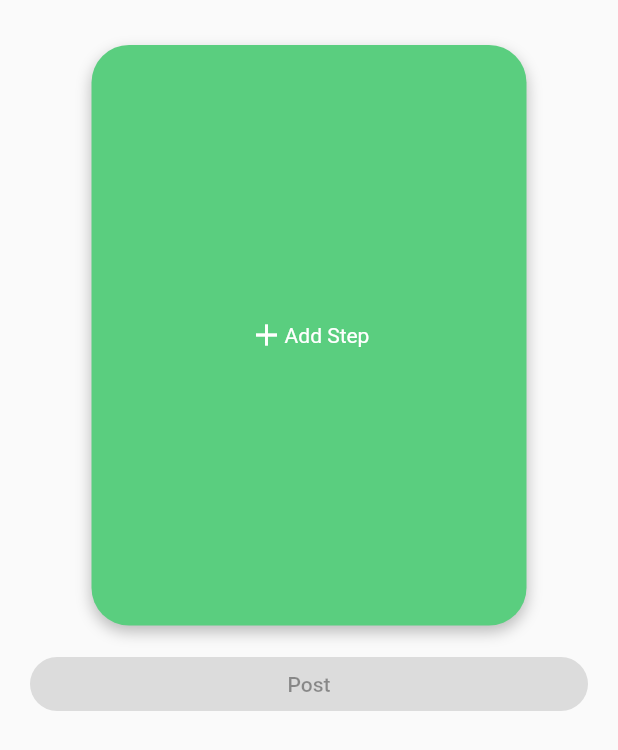
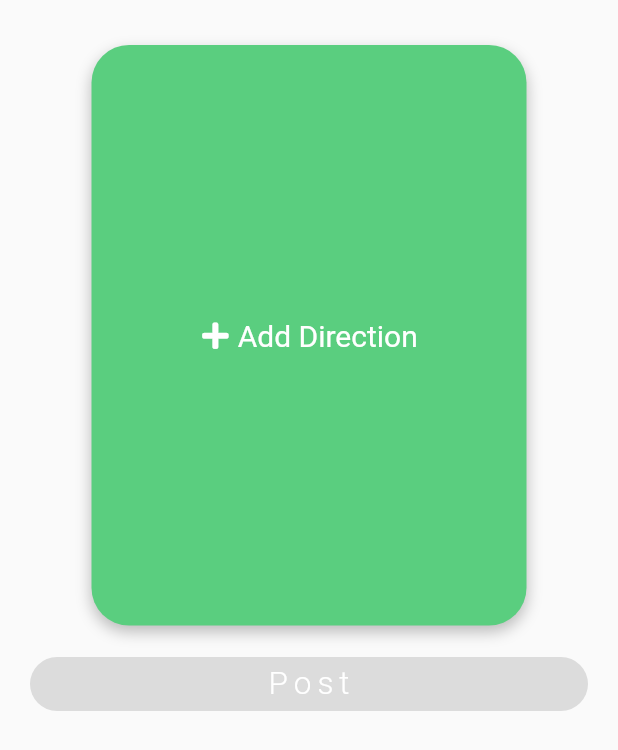
Before and after one commit to MariamElZaatari/ButlerChef, a Flutter app: the PostRecipeDirections widget shown alone on an empty page, opened directly, on a phone screen of 412 x 824 dp. Shown: the top 750 px of the screen. Run offline on Flutter 3.47's test engine with Material 2 defaults, Android fonts, the phone set to English and light mode, and no system bars; our stand-ins replace font_awesome_flutter, shared_preferences; accounts and stored records are empty; network calls fail.

Commit message:
PostRecipeDirections Modified

```diff
--- a/butlerchef_frontend/lib/widgets/post_recipe_directions.dart
+++ b/butlerchef_frontend/lib/widgets/post_recipe_directions.dart
@@ -2,6 +2,9 @@ import 'package:butler_chef/models/recipe_direction_model.dart';
 import 'package:butler_chef/utils/app_colors.dart';
 import 'package:butler_chef/widgets/add_direction_item.dart';
 import 'package:flutter/material.dart';
+import 'package:font_awesome_flutter/font_awesome_flutter.dart';
+
+import '../utils/styles.dart';
 
 class PostRecipeDirections extends StatefulWidget {
   const PostRecipeDirections({
@@ -63,7 +66,7 @@ class PostRecipeDirectionsState extends State<PostRecipeDirections>
                         ),
                       ],
                     ),
-                    child: Center(
+                    child: const Center(
                       child: Text.rich(
                         TextSpan(
                           text: '',
@@ -73,11 +76,11 @@ class PostRecipeDirectionsState extends State<PostRecipeDirections>
                           children: [
                             WidgetSpan(
                                 child: Icon(
-                                  Icons.add,
+                                  FontAwesomeIcons.plus,
                                   color: AppColors.white,
-                                ),
-                                alignment: PlaceholderAlignment.middle),
-                            TextSpan(text: 'Add Step'),
+                                  size: 20,
+                                ),),
+                            TextSpan(text: ' Add Direction', style: TextStyle(fontSize: 20)),
                           ],
                         ),
                       ),
@@ -94,7 +97,7 @@ class PostRecipeDirectionsState extends State<PostRecipeDirections>
                       ),
                     ),
                     onPressed: widget.onPostClick,
-                    child: Text('Post'),
+                    child: Text('Post', style: ThemeText.buttonText,),
                   ),
                 )
               ],
```
